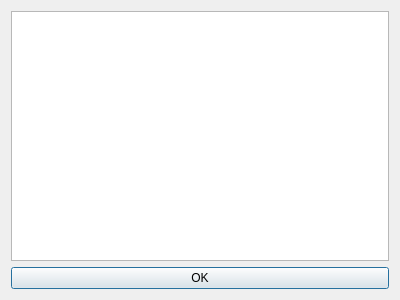
NHERI-SimCenter/PileGroupTool, file surveysplashscreen.ui: the form before one commit.
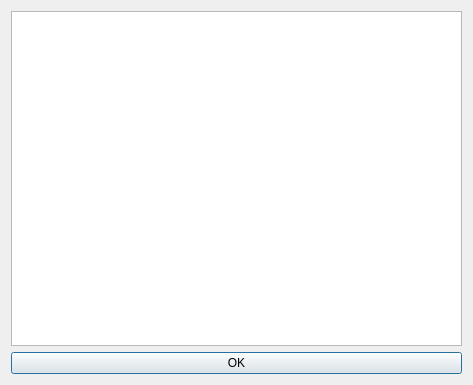
The form after the commit.

Commit message: updating the text inside the splash screen

```diff
--- a/surveysplashscreen.ui
+++ b/surveysplashscreen.ui
@@ -6,8 +6,8 @@
    <rect>
     <x>0</x>
     <y>0</y>
-    <width>400</width>
-    <height>300</height>
+    <width>473</width>
+    <height>385</height>
    </rect>
   </property>
   <property name="windowTitle">
```
The commit also changes 1 other file.
